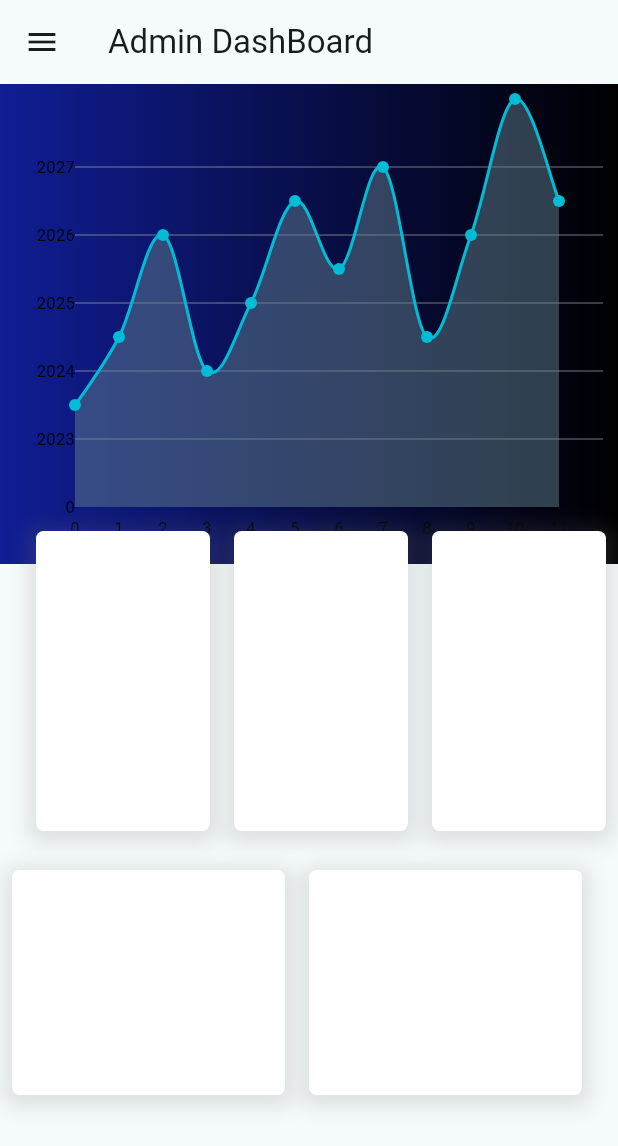
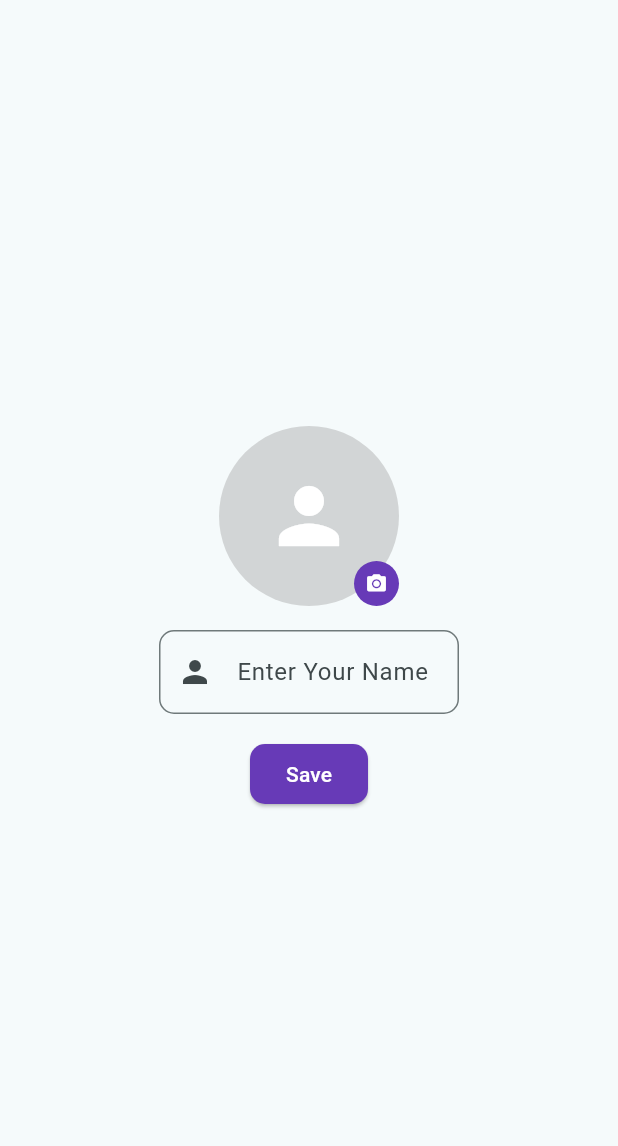
Before and after one commit to Sadiya321/finkin_admin, a Flutter app: the screen it shows after launch, on a phone screen of 412 x 824 dp. Shown: the top 1146 px of the screen. Run offline on Flutter 3.47's test engine with Material 3 defaults, Android fonts, the phone set to English and light mode, and no system bars; drawn by our look-alikes of fl_chart; our stand-ins replace cloud_firestore, firebase_auth, firebase_core, get, image_picker; missing offline and left inert: horizontal_stepper_flutter; accounts and stored records are empty.

Commit message:
user screen

```diff
--- a/lib/main.dart
+++ b/lib/main.dart
@@ -1,5 +1,6 @@
 import 'package:finkin_admin/admin_dashboard/views/admin_view.dart';
 import 'package:finkin_admin/login/views/login_view.dart';
+import 'package:finkin_admin/widgets/admin_info_track/admin_info.dart';
 import 'package:firebase_core/firebase_core.dart';
 import 'package:flutter/material.dart';
 
@@ -26,7 +27,7 @@ class MyApp extends StatelessWidget {
 
       ),
       debugShowCheckedModeBanner: false,
-      home: const AdminView(documentId: '',),
+      home: const AdminInfo(),
     );
   }
 }
--- /dev/null
+++ b/lib/widgets/admin_info_track/admin_info.dart
@@ -0,0 +1,172 @@
+import 'dart:io';
+import 'dart:typed_data';
+import 'package:finkin_admin/admin_dashboard/views/admin_view.dart';
+import 'package:flutter/material.dart';
+import 'package:image_picker/image_picker.dart';
+
+class AdminInfo extends StatefulWidget {
+  const AdminInfo({Key? key}) : super(key: key);
+
+  @override
+  State<AdminInfo> createState() => _AdminInfoState();
+}
+
+class _AdminInfoState extends State<AdminInfo> {
+  final GlobalKey<FormState> _formKey = GlobalKey<FormState>();
+  final TextEditingController _nameController = TextEditingController();
+  File? _image;
+  Uint8List? _imageBytes; // Variable to store the selected image
+
+  @override
+  Widget build(BuildContext context) {
+    return Scaffold(
+      body: Center(
+        child: Padding(
+          padding: const EdgeInsets.all(16.0),
+          child: Form(
+            key: _formKey,
+            child: Column(
+              mainAxisAlignment: MainAxisAlignment.center,
+              crossAxisAlignment: CrossAxisAlignment.center,
+              children: [
+                Stack(
+                  alignment: Alignment.center,
+                  children: [
+                    Container(
+                      height: 120,
+                      width: 120,
+                      decoration: BoxDecoration(
+                        shape: BoxShape.circle,
+                        color: Colors.grey.withOpacity(0.4),
+                      ),
+                      child: _imageBytes == null
+                          ? const Icon(
+                              Icons.person,
+                              size: 60,
+                              color: Colors.white,
+                            )
+                          : ClipOval(
+                              child: Image.memory(
+                                _imageBytes!,
+                                height: 120,
+                                width: 120,
+                                fit: BoxFit.cover,
+                              ),
+                            ),
+                    ),
+                    Positioned(
+                      bottom: 0,
+                      right: 0,
+                      child: GestureDetector(
+                        onTap: () {
+                          _pickImage();
+                        },
+                        child: Container(
+                          height: 30,
+                          width: 30,
+                          decoration: const BoxDecoration(
+                            shape: BoxShape.circle,
+                            color: Colors.deepPurple,
+                          ),
+                          child: const Icon(
+                            Icons.camera_alt,
+                            color: Colors.white,
+                            size: 15,
+                          ),
+                        ),
+                      ),
+                    ),
+                  ],
+                ),
+                const SizedBox(height: 16),
+                SizedBox(
+                  width: 200, // Adjust the width as needed
+                  child: TextFormField(
+                    controller: _nameController,
+                    decoration: InputDecoration(
+                      labelText: 'Enter Your Name',
+                      border: OutlineInputBorder(
+                        borderRadius: BorderRadius.circular(10.0),
+                      ),
+                      prefixIcon: Icon(Icons.person),
+                    ),
+                    validator: (value) {
+                      if (value == null || value.isEmpty) {
+                        return 'Please enter your name';
+                      }
+                      return null;
+                    },
+                  ),
+                ),
+                const SizedBox(height: 16),
+                ElevatedButton(
+                  onPressed:
+                   () {
+                    if (_formKey.currentState?.validate() ?? false) {
+                      if (_image == null) {
+                        ScaffoldMessenger.of(context).showSnackBar(
+                          const SnackBar(
+                            content: Text('Please select an image.'),
+                          ),
+                        );
+                        return;
+                      }
+                      // Form is valid, save the admin's name and image
+                      String adminName = _nameController.text;
+                      // You can add more logic here, e.g., save to database, update state, etc.
+                      print('Admin Name: $adminName');
+                      print('Image Path: ${_image?.path}');
+                      ScaffoldMessenger.of(context).showSnackBar(
+                        SnackBar(
+                          content: Text('Admin Name Saved: $adminName'),
+                        ),
+                      );
+                      Navigator.push(
+                        context,
+                        MaterialPageRoute(
+                          builder: (context) => const AdminView(
+                            documentId: '',
+                          ), // Replace AdminView with your actual screen
+                        ),
+                      );
+                    }
+                  },
+                  style: ElevatedButton.styleFrom(
+                    primary:
+                        Colors.deepPurple, // Set your preferred button color
+                    shape: RoundedRectangleBorder(
+                      borderRadius: BorderRadius.circular(10.0),
+                    ),
+                  ),
+                  child: const Text(
+                    'Save',
+                    style: TextStyle(color: Colors.white), // Set text color
+                  ),
+                ),
+              ],
+            ),
+          ),
+        ),
+      ),
+    );
+  }
+
+  Future<void> _pickImage() async {
+    try {
+      final pickedFile =
+          await ImagePicker().pickImage(source: ImageSource.gallery);
+
+      if (pickedFile != null) {
+        final imageBytes = await pickedFile.readAsBytes();
+
+       setState(() {
+        _image = File(pickedFile.path); // Update _image with the picked file
+        _imageBytes = Uint8List.fromList(imageBytes);
+      });
+    }
+  } catch (e) {
+    print('Error picking image: $e');
+    // Optionally, show a snackbar or dialog to inform the user about the error.
+  }
+}
+}
--- a/pubspec.yaml
+++ b/pubspec.yaml
@@ -49,6 +49,8 @@ dependencies:
   firebase_auth: ^4.15.3
   cloud_firestore: ^4.13.6
   horizontal_stepper_flutter: ^1.0.3
+  flutter_svg: ^2.0.9
+  image_picker: ^1.0.5
   # intl_phone_number_input: ^4.0.6
 
 dev_dependencies:
```
Also changed, not shown: pubspec.lock, 5 other files.
